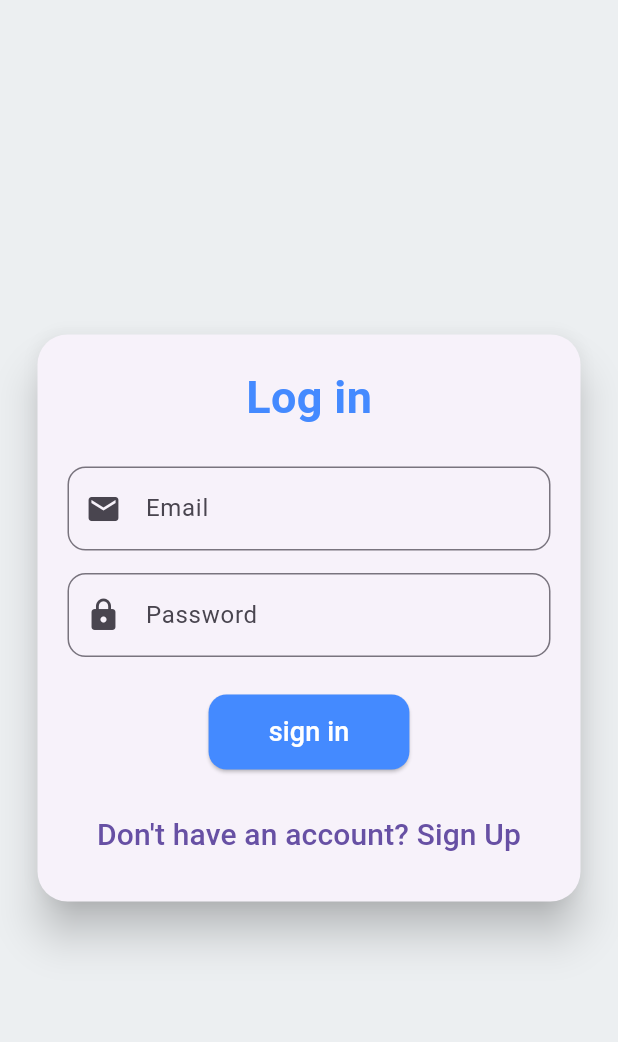
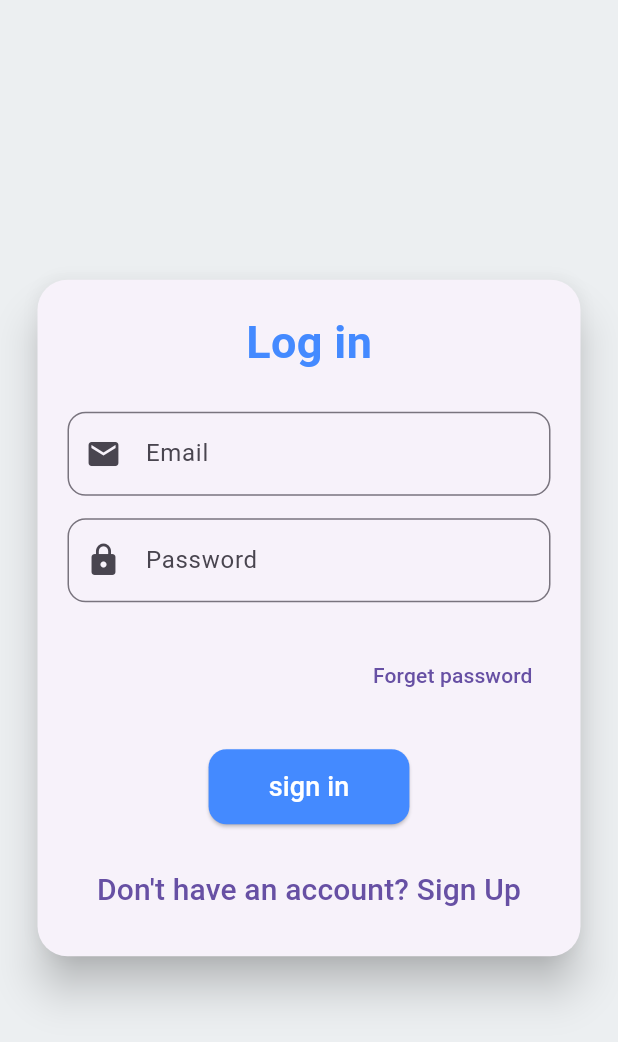
Before and after one commit to Umar32101/wallet-app, a Flutter app: the screen it shows after launch, on a phone screen of 412 x 824 dp. Shown: the top 1042 px of the screen. Run offline on Flutter 3.47's test engine with Material 3 defaults, Android fonts, the phone set to English and light mode, and no system bars; our stand-ins replace cloud_firestore, firebase_auth, firebase_core, fl_chart, get, google_fonts and 1 more; accounts and stored records are empty.

Commit message:
forget button functionality

```diff
--- a/lib/forget.dart
+++ b/lib/forget.dart
@@ -2,14 +2,14 @@ import 'package:firebase_auth/firebase_auth.dart';
 import 'package:flutter/material.dart';
 import 'package:get/get.dart';
 import 'package:untitled4/wraper.dart' show Wrapper;
-class signin extends StatefulWidget {
-  const signin({super.key});
+class forget extends StatefulWidget {
+  const forget({super.key});
 
   @override
-  State<signin> createState() => _signinState();
+  State<forget> createState() => _forgetState();
 }
 
-class _signinState extends State<signin> {
+class _forgetState extends State<forget> {
   final TextEditingController email = TextEditingController();
   final TextEditingController password = TextEditingController();
   Future<void> signIn() async {
--- a/lib/login.dart
+++ b/lib/login.dart
@@ -3,6 +3,8 @@ import 'package:flutter/material.dart';
 import 'package:get/get.dart';
 import 'package:shared_preferences/shared_preferences.dart';
 import 'package:untitled4/signup.dart' show  signin;
+
+import 'forget.dart' show forget;
 
 class Login extends StatefulWidget {
   const Login({super.key});
@@ -100,6 +102,21 @@ class _LoginState extends State<Login> {
                   ),
                 ),
                 const SizedBox(height: 25),
+                Align(
+                  alignment: Alignment.centerRight, // Places the button at the right
+                  child: TextButton(
+                    onPressed: () {
+                      Navigator.push(
+                        context,
+                        MaterialPageRoute(builder: (context) => forget()),
+                      );
+                    },
+                    child: Text('Forget password'),
+                  ),
+                ),
+
+
+                const SizedBox(height: 25),
                 ElevatedButton(
                   onPressed: () => signIn(),
                   style: ElevatedButton.styleFrom(
```
